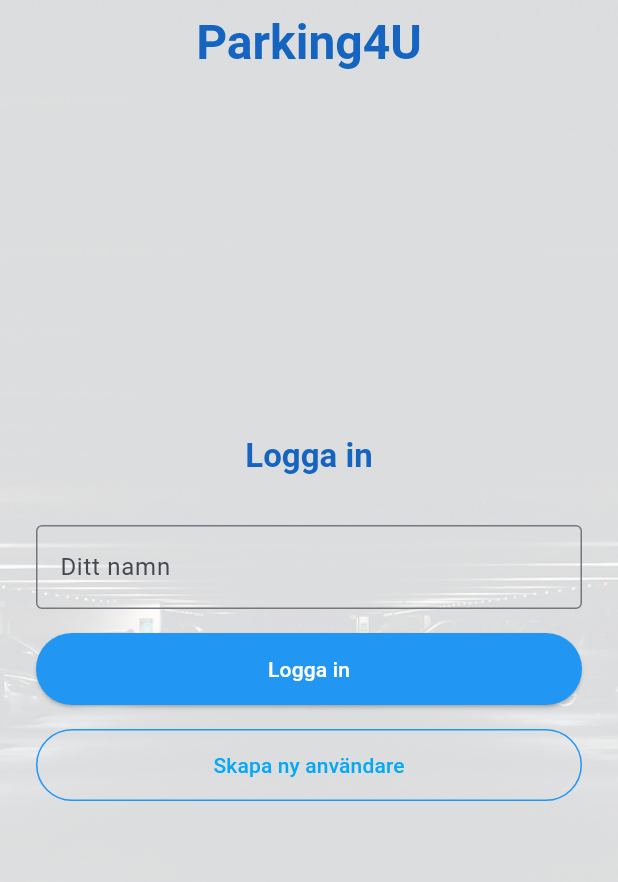
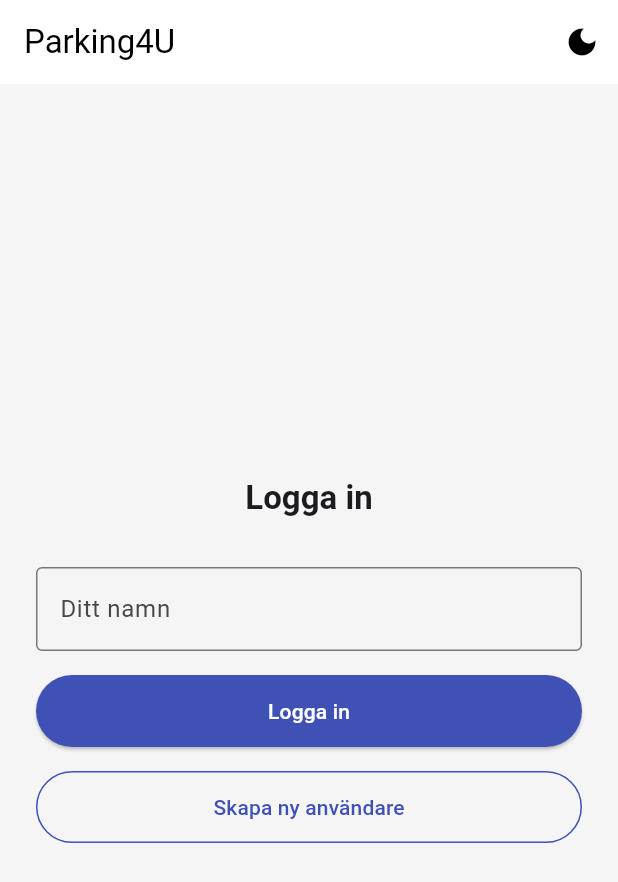
Before and after one commit to christopherwahlstrom/parking_app, a Flutter app: the screen it shows after launch, on a phone screen of 412 x 824 dp. Shown: the top 882 px of the screen. Run offline on Flutter 3.47's test engine with Material 3 defaults, Android fonts, the phone set to English and light mode, and no system bars.

Commit message:
Add theme support with light and dark modes; implement ThemeProvider and update UI components

```diff
--- a/lib/main.dart
+++ b/lib/main.dart
@@ -1,8 +1,17 @@
 import 'package:flutter/material.dart';
+import 'package:provider/provider.dart';
+import 'theme/theme_provider.dart';
+import 'theme/light_theme.dart';
+import 'theme/dark_theme.dart';
 import 'views/login_view.dart';
 
 void main() {
-  runApp(const ParkingApp());
+  runApp(
+    ChangeNotifierProvider(
+      create: (_) => ThemeProvider(),
+      child: const ParkingApp(),
+    ),
+  );
 }
 
 class ParkingApp extends StatelessWidget {
@@ -10,13 +19,14 @@ class ParkingApp extends StatelessWidget {
 
   @override
   Widget build(BuildContext context) {
+    final themeProvider = Provider.of<ThemeProvider>(context);
+
     return MaterialApp(
       title: 'Parking App',
       debugShowCheckedModeBanner: false,
-      theme: ThemeData(
-        colorScheme: ColorScheme.fromSeed(seedColor: Colors.indigo),
-        useMaterial3: true,
-      ),
+      theme: lightTheme,
+      darkTheme: darkTheme,
+      themeMode: themeProvider.themeMode,
       initialRoute: '/',
       routes: {
         '/': (context) => const LoginView(),
--- /dev/null
+++ b/lib/theme/dark_theme.dart
@@ -0,0 +1,16 @@
+import 'package:flutter/material.dart';
+
+final darkTheme = ThemeData(
+  brightness: Brightness.dark,
+  colorScheme: ColorScheme.fromSeed(
+    seedColor: Colors.indigo,
+    brightness: Brightness.dark,
+  ),
+  useMaterial3: true,
+  appBarTheme: const AppBarTheme(
+    backgroundColor: Colors.black,
+    foregroundColor: Colors.white,
+  ),
+  scaffoldBackgroundColor: const Color(0xFF121212),
+  cardColor: const Color(0xFF1E1E1E),
+);
--- /dev/null
+++ b/lib/theme/light_theme.dart
@@ -0,0 +1,13 @@
+import 'package:flutter/material.dart';
+
+final lightTheme = ThemeData(
+  brightness: Brightness.light,
+  colorScheme: ColorScheme.fromSeed(seedColor: Colors.indigo),
+  useMaterial3: true,
+  appBarTheme: const AppBarTheme(
+    backgroundColor: Colors.white,
+    foregroundColor: Colors.black,
+  ),
+  scaffoldBackgroundColor: Colors.grey[100],
+  cardColor: Colors.white,
+);
--- /dev/null
+++ b/lib/theme/theme_provider.dart
@@ -0,0 +1,12 @@
+import 'package:flutter/material.dart';
+
+class ThemeProvider with ChangeNotifier {
+  ThemeMode _themeMode = ThemeMode.system;
+
+  ThemeMode get themeMode => _themeMode;
+
+  void toggleTheme() {
+    _themeMode = _themeMode == ThemeMode.dark ? ThemeMode.light : ThemeMode.dark;
+    notifyListeners();
+  }
+}
--- a/lib/views/login_view.dart
+++ b/lib/views/login_view.dart
@@ -1,4 +1,6 @@
 import 'package:flutter/material.dart';
+import 'package:provider/provider.dart';
+import '../theme/theme_provider.dart';
 import '../services/person_service.dart';
 import '../utils/snackbar_service.dart';
 import '../widgets/register_person_modal.dart';
@@ -17,18 +19,18 @@ class _LoginViewState extends State<LoginView> {
 
   Future<void> _submit() async {
     if (_formKey.currentState!.validate()) {
-      final personService = PersonService();
-      final person = await personService.getPersonByName(_nameController.text);
+      final person = await PersonService().getPersonByName(_nameController.text);
 
       if (!mounted) return;
 
       if (person != null) {
         SnackBarService.showSuccess(context, 'Välkommen! ${person.name}');
         await Future.delayed(const Duration(milliseconds: 300));
-        if (!mounted) return;
         Navigator.pushReplacement(
           context,
-          MaterialPageRoute(builder: (context) => MainNavigationView(person: person, vehicleIds: person.vehicleIds)),
+          MaterialPageRoute(
+            builder: (context) => MainNavigationView(person: person, vehicleIds: person.vehicleIds),
+          ),
         );
       } else {
         SnackBarService.showError(context, 'Personen finns inte registrerad!');
@@ -54,43 +56,28 @@ class _LoginViewState extends State<LoginView> {
 
   @override
   Widget build(BuildContext context) {
+    final isDark = Theme.of(context).brightness == Brightness.dark;
+
     return Scaffold(
-      extendBodyBehindAppBar: true,
       appBar: AppBar(
-        title: Text(
-          'Parking4U',
-          style: Theme.of(context).textTheme.headlineLarge?.copyWith(
-                color: Colors.blue.shade800,
-                fontWeight: FontWeight.bold,
+        title: const Text('Parking4U'),
+        actions: [
+          IconButton(
+            icon: Icon(isDark ? Icons.wb_sunny : Icons.dark_mode),
+            onPressed: () => Provider.of<ThemeProvider>(context, listen: false).toggleTheme(),
           ),
+        ],
       ),
-        centerTitle: true,
-        backgroundColor: Colors.transparent,
-        elevation: 0,
-      ),
-      body: Stack(
-        fit: StackFit.expand,
-        children: [
-          const Image(
-            image: AssetImage('assets/images/parking_background.jpg'),
-            fit: BoxFit.cover,
-          ),
-          Container(color: Colors.white.withAlpha((0.85 * 255).toInt())),
-          Center(
+      body: Center(
         child: SingleChildScrollView(
           padding: const EdgeInsets.all(24),
           child: Form(
             key: _formKey,
             child: Column(
-                  mainAxisSize: MainAxisSize.min,
               children: [
                 Text(
                   'Logga in',
-                      style: Theme.of(context).textTheme.titleLarge?.copyWith(
-                            color: Colors.blue.shade800,
-                            fontWeight: FontWeight.bold,
-                          ),
-                      textAlign: TextAlign.center,
+                  style: Theme.of(context).textTheme.titleLarge?.copyWith(fontWeight: FontWeight.bold),
                 ),
                 const SizedBox(height: 32),
                 TextFormField(
@@ -99,14 +86,13 @@ class _LoginViewState extends State<LoginView> {
                     labelText: 'Ditt namn',
                     border: OutlineInputBorder(),
                   ),
-                      validator: (value) =>
-                          value == null || value.trim().isEmpty ? 'Fyll i ditt namn' : null,
+                  validator: (value) => value == null || value.trim().isEmpty ? 'Fyll i ditt namn' : null,
                 ),
                 const SizedBox(height: 16),
                 ElevatedButton(
                   onPressed: _submit,
                   style: ElevatedButton.styleFrom(
-                        backgroundColor: Colors.blue,
+                    backgroundColor: Colors.indigo,
                     foregroundColor: Colors.white,
                     minimumSize: const Size(double.infinity, 48),
                   ),
@@ -116,8 +102,8 @@ class _LoginViewState extends State<LoginView> {
                 OutlinedButton(
                   onPressed: _showRegisterModal,
                   style: OutlinedButton.styleFrom(
-                        foregroundColor: Colors.lightBlue,
-                        side: const BorderSide(color: Colors.blue),
+                    foregroundColor: Colors.indigo,
+                    side: const BorderSide(color: Colors.indigo),
                     minimumSize: const Size(double.infinity, 48),
                   ),
                   child: const Text('Skapa ny användare'),
@@ -127,8 +113,6 @@ class _LoginViewState extends State<LoginView> {
           ),
         ),
       ),
-        ],
-      ),
     );
   }
 }
--- a/pubspec.yaml
+++ b/pubspec.yaml
@@ -33,7 +33,7 @@ dependencies:
   http: ^0.13.6
   uuid: 4.5.1
   collection: ^1.18.0
-
+  provider: ^6.1.1
 
 
   # The following adds the Cupertino Icons font to your application.
```
Also changed, not shown: lib/views/history_view.dart (+15 -5 lines), lib/views/home_view.dart (+23 -28 lines), lib/views/parking_view.dart (+23 -6 lines), pubspec.lock, 1 other file. Lines whose indentation alone changed are shown as unchanged.
